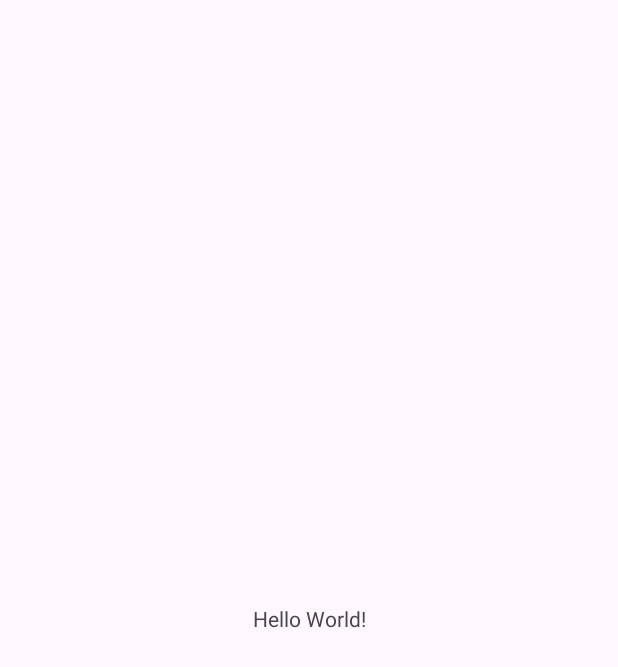
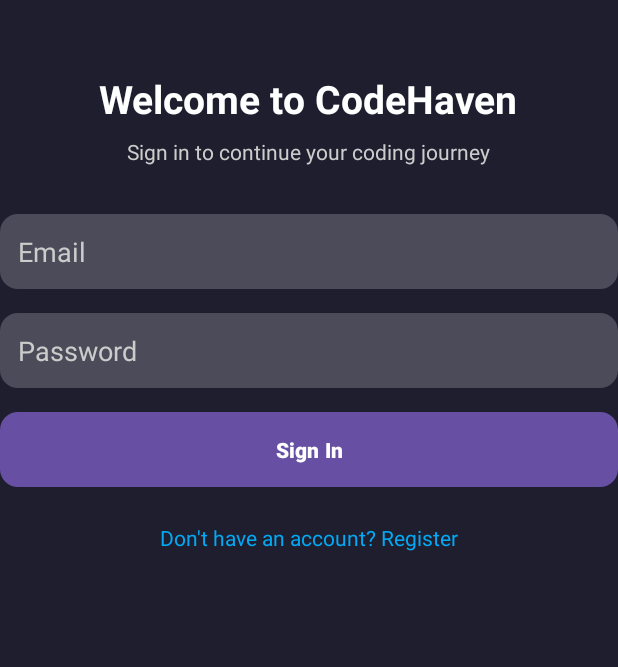
Before and after one commit to harshror77/CodeHaven, an Android app: the screen it shows after launch (MainActivity before the commit, LoginActivity after it), on a phone screen of 412 x 824 dp. Before the commit the part shown is almost empty. Shown: the top 667 px of the screen. Run offline under Robolectric (Android 15) with nearby library versions, the phone set to English and light mode, and no system bars.

Commit message:
login and signup done

```diff
--- /dev/null
+++ b/app/src/main/java/com/example/codeheaven/apiservice/ApiService.kt
@@ -0,0 +1,22 @@
+import okhttp3.MultipartBody
+import okhttp3.RequestBody
+import retrofit2.Response
+import retrofit2.http.*
+
+interface ApiService {
+
+    @Multipart
+    @POST("api/users/register")
+    suspend fun registerUser(
+        @PartMap data: Map<String, @JvmSuppressWildcards RequestBody>,
+        @Part avatar: MultipartBody.Part?
+    ): Response<Any>
+
+    @FormUrlEncoded
+    @POST("api/users/login")
+    suspend fun loginUser(
+        @Field("email") email: String,
+        @Field("password") password: String
+    ): Response<Any>
+
+}
--- /dev/null
+++ b/app/src/main/java/com/example/codeheaven/registration/LoginActivity.kt
@@ -0,0 +1,122 @@
+package com.example.codeheaven.registration
+
+import ApiService
+import android.content.Context
+import android.content.Intent
+import android.os.Bundle
+import android.view.View
+import android.widget.*
+import androidx.appcompat.app.AppCompatActivity
+import com.example.codeheaven.MainActivity
+import com.example.codeheaven.R
+import kotlinx.coroutines.*
+import okhttp3.OkHttpClient
+import retrofit2.Retrofit
+import retrofit2.converter.gson.GsonConverterFactory
+
+class LoginActivity : AppCompatActivity() {
+
+    private lateinit var emailEditText: EditText
+    private lateinit var passwordEditText: EditText
+    private lateinit var loginBtn: Button
+    private lateinit var errorText: TextView
+    private lateinit var progressBar: ProgressBar
+    private lateinit var registerLink: TextView
+
+    private lateinit var sharedPreferences: android.content.SharedPreferences
+
+    override fun onCreate(savedInstanceState: Bundle?) {
+        super.onCreate(savedInstanceState)
+        setContentView(R.layout.activity_login)
+
+        emailEditText = findViewById(R.id.emailEditText)
+        passwordEditText = findViewById(R.id.passwordEditText)
+        loginBtn = findViewById(R.id.loginBtn)
+        errorText = findViewById(R.id.errorText)
+        progressBar = findViewById(R.id.progressBar)
+        registerLink = findViewById(R.id.registerLink)
+
+        sharedPreferences = getSharedPreferences("auth_prefs", Context.MODE_PRIVATE)
+
+        // 💡 Check if already logged in
+        if (sharedPreferences.getBoolean("is_logged_in", false)) {
+            startActivity(Intent(this@LoginActivity, MainActivity::class.java))
+            finish()
+            return
+        }
+
+        loginBtn.setOnClickListener {
+            login()
+        }
+
+        registerLink.setOnClickListener {
+            startActivity(Intent(this@LoginActivity, SignupActivity::class.java))
+        }
+    }
+
+    private fun login() {
+        val email = emailEditText.text.toString().trim()
+        val password = passwordEditText.text.toString().trim()
+
+        if (email.isEmpty() || password.isEmpty()) {
+            errorText.text = "All fields are required"
+            errorText.visibility = View.VISIBLE
+            return
+        }
+
+        errorText.visibility = View.GONE
+        progressBar.visibility = View.VISIBLE
+
+        val cookiePrefs = sharedPreferences
+
+        val client = OkHttpClient.Builder()
+            .addInterceptor { chain ->
+                val request = chain.request()
+                val response = chain.proceed(request)
+                val cookies = response.headers("Set-Cookie")
+                if (cookies.isNotEmpty()) {
+                    cookiePrefs.edit().putString("session_cookie", cookies[0]).apply()
+                }
+                response
+            }
+            .build()
+
+        val retrofit = Retrofit.Builder()
+            .baseUrl("http://10.0.2.2:3000/") // Change to your backend
+            .client(client)
+            .addConverterFactory(GsonConverterFactory.create())
+            .build()
+
+        val service = retrofit.create(ApiService::class.java)
+
+        CoroutineScope(Dispatchers.IO).launch {
+            try {
+                val response = service.loginUser(email, password)
+                withContext(Dispatchers.Main) {
+                    progressBar.visibility = View.GONE
+                    if (response.isSuccessful) {
+                        // ✅ Save login state
+                        sharedPreferences.edit().apply {
+                            putBoolean("is_logged_in", true)
+                            putString("email", email)
+                            apply()
+                        }
+
+                        Toast.makeText(this@LoginActivity, "Login successful!", Toast.LENGTH_SHORT).show()
+                        startActivity(Intent(this@LoginActivity, MainActivity::class.java))
+                        finish()
+                    } else {
+                        errorText.text = "Login failed: ${response.code()}"
+                        errorText.visibility = View.VISIBLE
+                    }
+                }
+            } catch (e: Exception) {
+                withContext(Dispatchers.Main) {
+                    progressBar.visibility = View.GONE
+                    errorText.text = "Error: ${e.localizedMessage}"
+                    errorText.visibility = View.VISIBLE
+                }
+            }
+        }
+    }
+}
--- /dev/null
+++ b/app/src/main/res/drawable/button_bg.xml
@@ -0,0 +1,14 @@
+<selector xmlns:android="http://schemas.android.com/apk/res/android">
+    <item android:state_pressed="true">
+        <shape>
+            <gradient android:startColor="#3cf" android:endColor="#9f6" android:angle="45"/>
+            <corners android:radius="12dp"/>
+        </shape>
+    </item>
+    <item>
+        <shape>
+            <gradient android:startColor="#2af" android:endColor="#86f" android:angle="45"/>
+            <corners android:radius="12dp"/>
+        </shape>
+    </item>
+</selector>
--- /dev/null
+++ b/app/src/main/res/drawable/edittext_bg.xml
@@ -0,0 +1,4 @@
+<shape xmlns:android="http://schemas.android.com/apk/res/android">
+    <solid android:color="#33FFFFFF" />
+    <corners android:radius="12dp" />
+</shape>
--- /dev/null
+++ b/app/src/main/res/drawable/glass_bg.xml
@@ -0,0 +1,4 @@
+<shape xmlns:android="http://schemas.android.com/apk/res/android">
+    <solid android:color="#33FFFFFF"/>
+    <corners android:radius="20dp"/>
+</shape>
--- /dev/null
+++ b/app/src/main/res/drawable/gradient_bg.xml
@@ -0,0 +1,6 @@
+<gradient xmlns:android="http://schemas.android.com/apk/res/android"
+    android:angle="45"
+    android:startColor="#0ff"
+    android:centerColor="#90f"
+    android:endColor="#60f"
+    android:type="linear" />
--- /dev/null
+++ b/app/src/main/res/drawable/preview_bg.xml
@@ -0,0 +1,4 @@
+<shape xmlns:android="http://schemas.android.com/apk/res/android">
+    <solid android:color="#444444"/>
+    <corners android:radius="12dp"/>
+</shape>
--- /dev/null
+++ b/app/src/main/res/layout/activity_login.xml
@@ -0,0 +1,101 @@
+<RelativeLayout xmlns:android="http://schemas.android.com/apk/res/android"
+    xmlns:tools="http://schemas.android.com/tools"
+    android:id="@+id/main"
+    android:layout_width="match_parent"
+    android:layout_height="match_parent"
+    android:background="@color/background_dark"
+    tools:context=".registration.LoginActivity">
+
+        <!-- Welcome header -->
+        <TextView
+            android:id="@+id/headerText"
+            android:layout_width="wrap_content"
+            android:layout_height="wrap_content"
+            android:text="Welcome to CodeHaven"
+            android:textColor="@color/text_primary_dark"
+            android:textSize="26sp"
+            android:textStyle="bold"
+            android:layout_centerHorizontal="true"
+            android:layout_marginTop="48dp"/>
+
+        <TextView
+            android:id="@+id/subText"
+            android:layout_width="wrap_content"
+            android:layout_height="wrap_content"
+            android:text="Sign in to continue your coding journey"
+            android:textColor="@color/text_secondary_dark"
+            android:layout_below="@id/headerText"
+            android:layout_centerHorizontal="true"
+            android:layout_marginTop="8dp"/>
+
+        <!-- Email input -->
+        <EditText
+            android:id="@+id/emailEditText"
+            android:layout_width="match_parent"
+            android:layout_height="50dp"
+            android:layout_below="@id/subText"
+            android:layout_marginTop="32dp"
+            android:hint="Email"
+            android:background="@drawable/edittext_bg"
+            android:padding="12dp"
+            android:textColor="@color/text_primary_dark"
+            android:textColorHint="@color/text_secondary_dark"/>
+
+        <!-- Password input -->
+        <EditText
+            android:id="@+id/passwordEditText"
+            android:layout_width="match_parent"
+            android:layout_height="50dp"
+            android:layout_below="@id/emailEditText"
+            android:layout_marginTop="16dp"
+            android:hint="Password"
+            android:background="@drawable/edittext_bg"
+            android:padding="12dp"
+            android:inputType="textPassword"
+            android:textColor="@color/text_primary_dark"
+            android:textColorHint="@color/text_secondary_dark"/>
+
+        <!-- Error text -->
+        <TextView
+            android:id="@+id/errorText"
+            android:layout_width="wrap_content"
+            android:layout_height="wrap_content"
+            android:layout_below="@id/passwordEditText"
+            android:layout_marginTop="8dp"
+            android:textColor="@color/error_red"
+            android:visibility="gone"/>
+
+        <!-- ProgressBar -->
+        <ProgressBar
+            android:id="@+id/progressBar"
+            android:layout_width="40dp"
+            android:layout_height="40dp"
+            android:layout_below="@id/errorText"
+            android:layout_centerHorizontal="true"
+            android:layout_marginTop="16dp"
+            android:visibility="gone"/>
+
+        <!-- Login button -->
+        <Button
+            android:id="@+id/loginBtn"
+            android:layout_width="match_parent"
+            android:layout_height="50dp"
+            android:layout_below="@id/progressBar"
+            android:layout_marginTop="16dp"
+            android:text="Sign In"
+            android:background="@drawable/button_bg"
+            android:textColor="@color/text_primary_dark"
+            android:textStyle="bold"/>
+
+        <!-- Register link -->
+        <TextView
+            android:id="@+id/registerLink"
+            android:layout_width="wrap_content"
+            android:layout_height="wrap_content"
+            android:text="Don't have an account? Register"
+            android:textColor="@color/link_blue"
+            android:layout_below="@id/loginBtn"
+            android:layout_centerHorizontal="true"
+            android:layout_marginTop="24dp"
+            android:textSize="14sp"/>
+</RelativeLayout>
--- a/app/src/main/res/values/colors.xml
+++ b/app/src/main/res/values/colors.xml
@@ -2,4 +2,23 @@
 <resources>
     <color name="black">#FF000000</color>
     <color name="white">#FFFFFFFF</color>
+
+    <color name="background_dark">#1E1E2F</color>
+    <color name="background_light">#FFFFFF</color>
+
+    <color name="text_primary_dark">#FFFFFF</color>
+    <color name="text_secondary_dark">#CCCCCC</color>
+
+    <color name="text_primary_light">#000000</color>
+    <color name="text_secondary_light">#555555</color>
+
+    <color name="error_red">#FF6B6B</color>
+    <color name="link_blue">#03A9F4</color>
+
+    <color name="glass_bg_dark">#33FFFFFF</color> <!-- translucent white for "glass" effect -->
+    <color name="glass_bg_light">#F0F0F0</color>
+
+    <color name="hint_dark">#AAAAAA</color>
+
+
 </resources>
--- a/gradle/libs.versions.toml
+++ b/gradle/libs.versions.toml
@@ -1,5 +1,5 @@
 [versions]
-agp = "8.10.0"
+agp = "8.10.1"
 kotlin = "2.0.21"
 coreKtx = "1.16.0"
 junit = "4.13.2"
@@ -9,6 +9,7 @@ appcompat = "1.7.0"
 material = "1.12.0"
 activity = "1.10.1"
 constraintlayout = "2.2.1"
+firebaseAppdistributionGradle = "5.1.1"
 
 [libraries]
 androidx-core-ktx = { group = "androidx.core", name = "core-ktx", version.ref = "coreKtx" }
@@ -19,6 +20,7 @@ androidx-appcompat = { group = "androidx.appcompat", name = "appcompat", version
 material = { group = "com.google.android.material", name = "material", version.ref = "material" }
 androidx-activity = { group = "androidx.activity", name = "activity", version.ref = "activity" }
 androidx-constraintlayout = { group = "androidx.constraintlayout", name = "constraintlayout", version.ref = "constraintlayout" }
+firebase-appdistribution-gradle = { group = "com.google.firebase", name = "firebase-appdistribution-gradle", version.ref = "firebaseAppdistributionGradle" }
 
 [plugins]
 android-application = { id = "com.android.application", version.ref = "agp" }
```
Also changed, not shown: app/build.gradle.kts (+12 -0 lines), app/src/main/AndroidManifest.xml (+13 -2 lines), app/src/main/java/com/example/codeheaven/registration/SignupActivity.kt (added, +173 -0 lines), app/src/main/res/layout/activity_signup.xml (added, +138 -0 lines).
